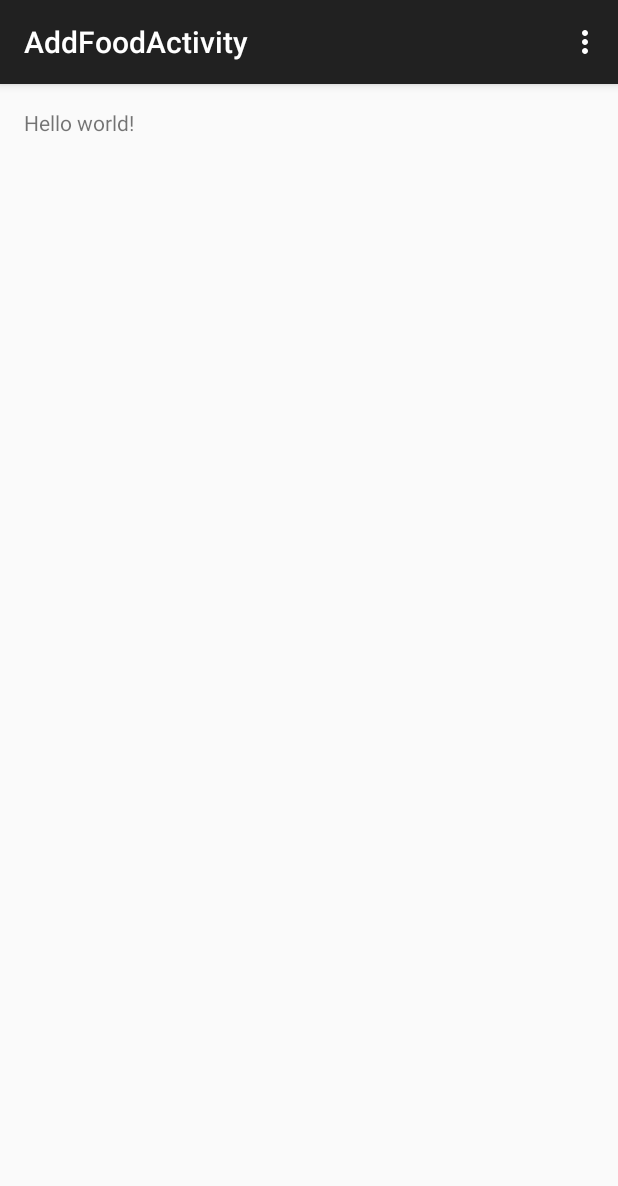
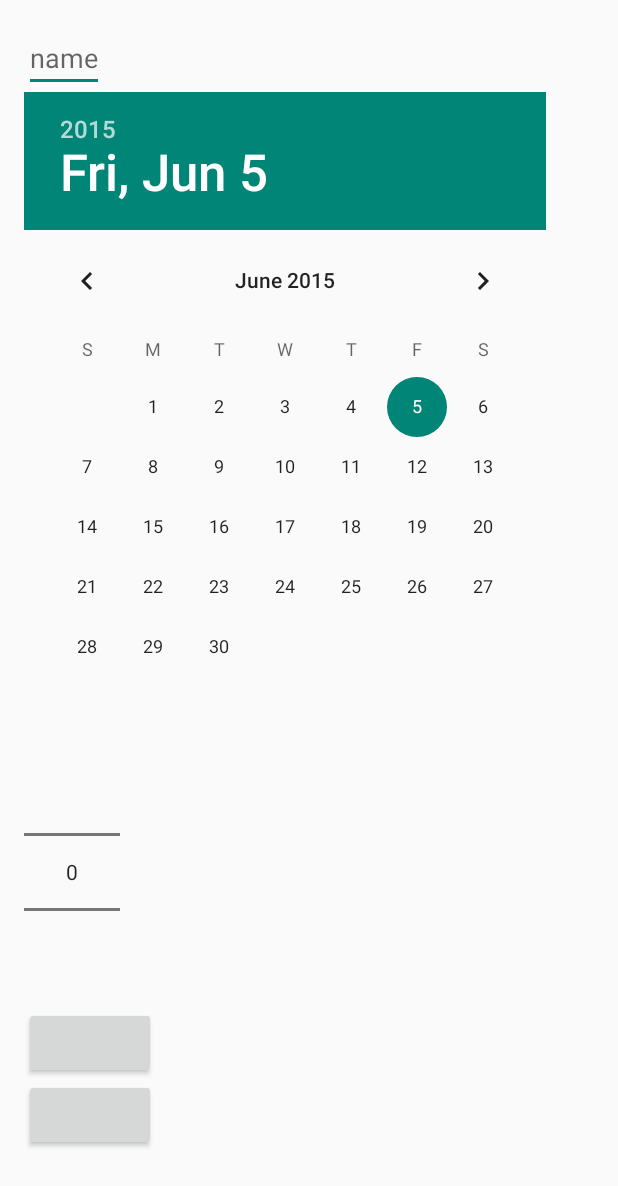
Before and after one commit to Nowaste/Nowaste.Android, an Android app: the AddFoodActivity screen opened directly, with no data from a screen before it, on a phone screen of 412 x 824 dp. Shown: the top 1186 px of the screen. Run offline under Robolectric (Android 15) with nearby library versions, the phone set to English and light mode, and no system bars; libraries missing offline, so code that uses them is left out: com.raizlabs.android.

```diff
--- a/app/src/main/java/com/yacorso/nowaste/model/FoodFridge.java
+++ b/app/src/main/java/com/yacorso/nowaste/model/FoodFridge.java
@@ -41,8 +41,6 @@ public class FoodFridge extends BaseCacheableModel implements Parcelable {
 
     @Column
     protected Boolean open;
-
-
 
 
     /**
--- a/app/src/main/java/com/yacorso/nowaste/view/AddFoodActivity.java
+++ b/app/src/main/java/com/yacorso/nowaste/view/AddFoodActivity.java
@@ -1,18 +1,76 @@
 package com.yacorso.nowaste.view;
 
+import android.app.Activity;
 import android.support.v7.app.ActionBarActivity;
 import android.os.Bundle;
 import android.view.Menu;
 import android.view.MenuItem;
+import android.view.View;
+import android.widget.Button;
+import android.widget.DatePicker;
+import android.widget.EditText;
+import android.widget.NumberPicker;
+import android.widget.Toast;
 
+import com.raizlabs.android.dbflow.runtime.TransactionManager;
+import com.raizlabs.android.dbflow.runtime.transaction.SelectListTransaction;
+import com.raizlabs.android.dbflow.runtime.transaction.TransactionListenerAdapter;
+import com.raizlabs.android.dbflow.runtime.transaction.process.ProcessModelInfo;
+import com.raizlabs.android.dbflow.runtime.transaction.process.SaveModelTransaction;
+import com.raizlabs.android.dbflow.sql.language.Select;
+import com.raizlabs.android.dbflow.structure.container.ForeignKeyContainer;
 import com.yacorso.nowaste.R;
+import com.yacorso.nowaste.model.Food;
+import com.yacorso.nowaste.model.FoodFridge;
 
-public class AddFoodActivity extends ActionBarActivity {
+import java.util.List;
+
+import static com.raizlabs.android.dbflow.runtime.transaction.process.ProcessModelInfo.withModels;
+
+public class AddFoodActivity extends Activity implements View.OnClickListener {
+
+    EditText nameField;
+    DatePicker datePicker;
+    NumberPicker numberPicker;
+    Button buttonValidate;
+    Button buttonCheck;
 
     @Override
     protected void onCreate(Bundle savedInstanceState) {
         super.onCreate(savedInstanceState);
         setContentView(R.layout.activity_add_food);
+        nameField = (EditText) findViewById(R.id.food_name);
+        datePicker = (DatePicker) findViewById(R.id.food_date);
+        numberPicker = (NumberPicker) findViewById(R.id.food_quantity);
+        buttonValidate = (Button) findViewById(R.id.food_button_validate);
+        buttonValidate.setOnClickListener(this);
+        buttonCheck = (Button) findViewById(R.id.food_button_check);
+        buttonCheck.setOnClickListener(this);
+    }
+
+    @Override
+    public void onClick(View view) {
+        switch (view.getId()) {
+            case R.id.food_button_validate:
+                createFood();
+                break;
+            case R.id.food_button_check:
+                checkFood();
+        }
+    }
+
+    private void createFood () {
+        Food food = new Food();
+        FoodFridge foodFridge = food.getFoodFridge();
+        foodFridge.setOutOfDate(datePicker.getDate);
+        foodFridge.setQuantity(Integer.parseInt(numberPicker.toString()));
+        food.setName(nameField.toString());
+        TransactionManager.getInstance().saveOnSaveQueue(food);
+        //TransactionManager.getInstance().addTransaction(new SaveModelListTransaction<>(ProcessModelInfo.withModels(food)));
+    }
+
+    private void checkFood () {
+        List<Food> foodList = new Select().from(Food.class).queryList();
     }
 
     @Override
--- a/app/src/main/res/layout/activity_add_food.xml
+++ b/app/src/main/res/layout/activity_add_food.xml
@@ -1,12 +1,38 @@
-<RelativeLayout xmlns:android="http://schemas.android.com/apk/res/android"
+<LinearLayout xmlns:android="http://schemas.android.com/apk/res/android"
     xmlns:tools="http://schemas.android.com/tools" android:layout_width="match_parent"
     android:layout_height="match_parent" android:paddingLeft="@dimen/activity_horizontal_margin"
     android:paddingRight="@dimen/activity_horizontal_margin"
     android:paddingTop="@dimen/activity_vertical_margin"
     android:paddingBottom="@dimen/activity_vertical_margin"
+    android:orientation="vertical"
     tools:context="com.yacorso.nowaste.view.AddFoodActivity">
 
-    <TextView android:text="@string/hello_world" android:layout_width="wrap_content"
+    <EditText
+        android:id="@+id/food_name"
+        android:layout_width="wrap_content"
+        android:layout_height="wrap_content"
+        android:hint="name"/>
+
+    <DatePicker
+        android:id="@+id/food_date"
+        android:layout_width="wrap_content"
+        android:layout_height="wrap_content"
+        android:layout_below="@id/food_name"></DatePicker>
+
+    <NumberPicker
+        android:id="@+id/food_quantity"
+        android:layout_width="wrap_content"
+        android:layout_height="wrap_content"
+        android:layout_below="@id/food_date"></NumberPicker>
+
+    <Button
+        android:id="@+id/food_button_validate"
+        android:layout_width="wrap_content"
         android:layout_height="wrap_content" />
 
-</RelativeLayout>
+    <Button
+        android:id="@+id/food_button_check"
+        android:layout_width="wrap_content"
+        android:layout_height="wrap_content" />
+
+</LinearLayout>
```
Also changed, not shown: app/src/main/java/com/yacorso/nowaste/model/CustomList.java (+16 -0 lines), app/src/main/java/com/yacorso/nowaste/model/Food.java (+9 -12 lines), app/src/main/java/com/yacorso/nowaste/model/FoodList.java (+0 -11 lines), app/src/main/java/com/yacorso/nowaste/model/Fridge.java (+17 -0 lines), app/src/main/java/com/yacorso/nowaste/model/User.java (+10 -21 lines), app/src/main/java/com/yacorso/nowaste/view/MainActivity.java (+12 -0 lines), app/src/main/res/layout/activity_main.xml (+9 -2 lines).
